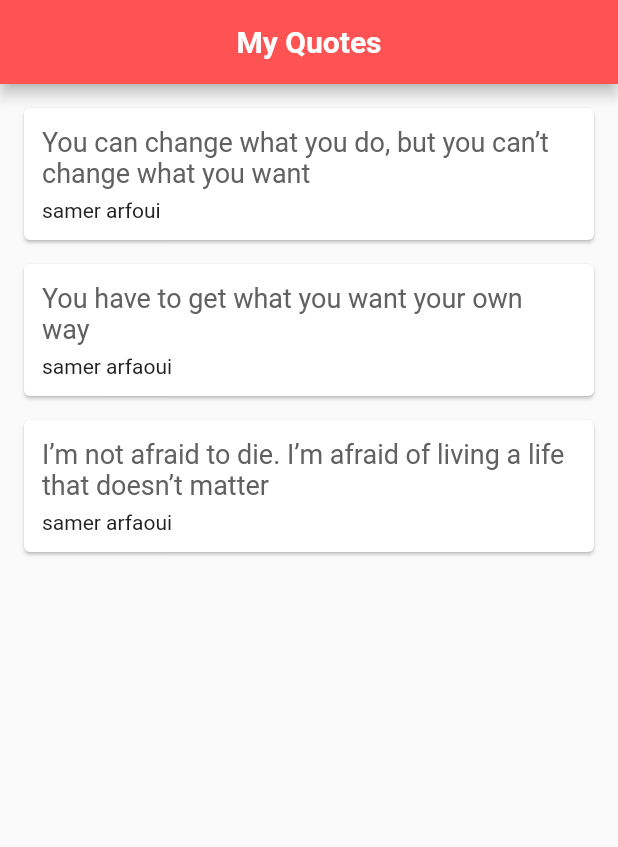
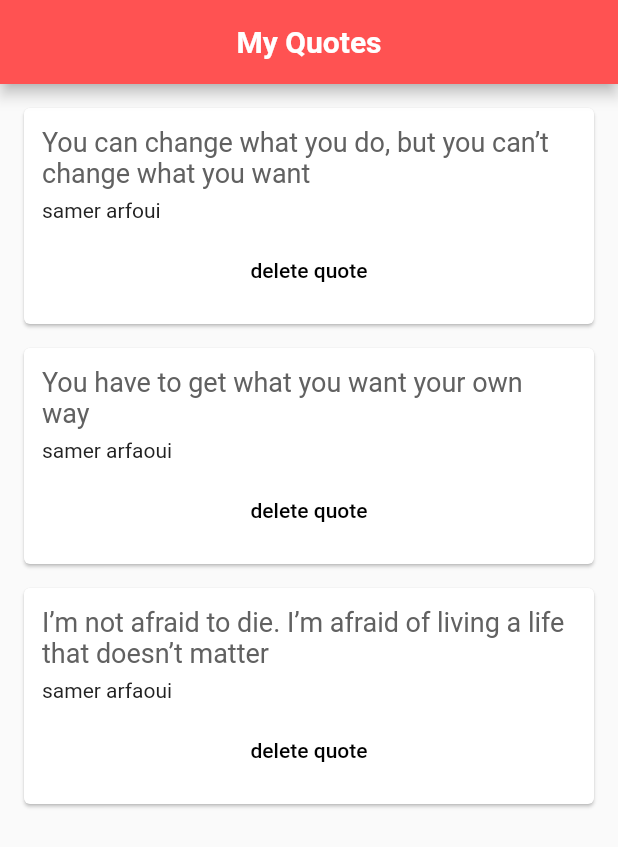
Before and after one commit to samer7073/Quote_project_flutter, a Flutter app: the screen it shows after launch, on a phone screen of 412 x 824 dp. Shown: the top 847 px of the screen. Run offline on Flutter 3.47's test engine with Material 2 defaults, Android fonts, the light colour scheme and no system bars.

Commit message:
add delete button it's work

```diff
--- a/lib/main.dart
+++ b/lib/main.dart
@@ -46,7 +46,15 @@ class _QoutesState extends State<Qoutes> {
           )),
         ),
         body: Column(
-          children: list.map((quote) => QuoteCard(quote: quote)).toList(),
+          children: list
+              .map((quote) => QuoteCard(
+                  quote: quote,
+                  delete: () {
+                    setState(() {
+                      list.remove(quote);
+                    });
+                  }))
+              .toList(),
         ));
   }
 }
--- a/lib/quote_card.dart
+++ b/lib/quote_card.dart
@@ -1,10 +1,10 @@
 import 'package:flutter/material.dart';
 import 'quote.dart';
 
-
 class QuoteCard extends StatelessWidget {
   final Quote quote;
-  QuoteCard({ required this.quote});
+   final  Function() delete;
+  QuoteCard({required this.quote,required this.delete});
 
   @override
   Widget build(BuildContext context) {
@@ -22,7 +22,7 @@ class QuoteCard extends StatelessWidget {
                   color: Colors.grey[700],
                 ),
               ),
-              SizedBox(height: 6.0),
+              const SizedBox(height: 6.0),
               Text(
                 quote.author,
                 style: TextStyle(
@@ -30,6 +30,18 @@ class QuoteCard extends StatelessWidget {
                   color: Colors.grey[900],
                 ),
               ),
+              const SizedBox(
+                height: 8,
+              ),
+              TextButton(
+                onPressed: delete,
+                child: const Text(
+                  "delete quote",
+                  style: TextStyle(
+                    color: Colors.black,
+                  ),
+                ),
+              )
             ],
           ),
         ));
```
